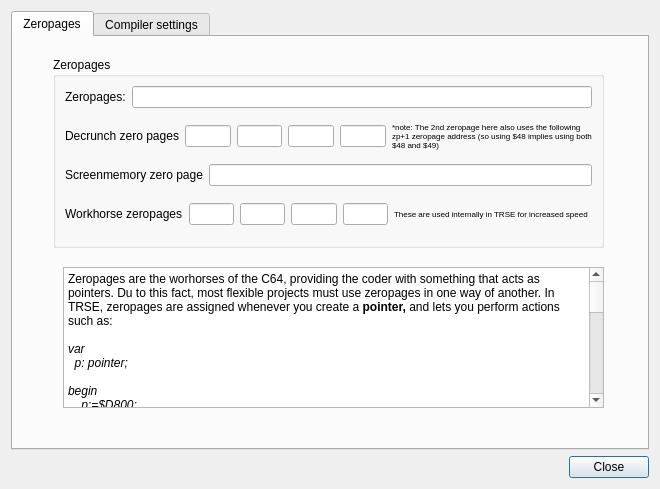
First picture: the form in source/dialogprojectsettings.ui, repository leuat/TRSE, before the edit.
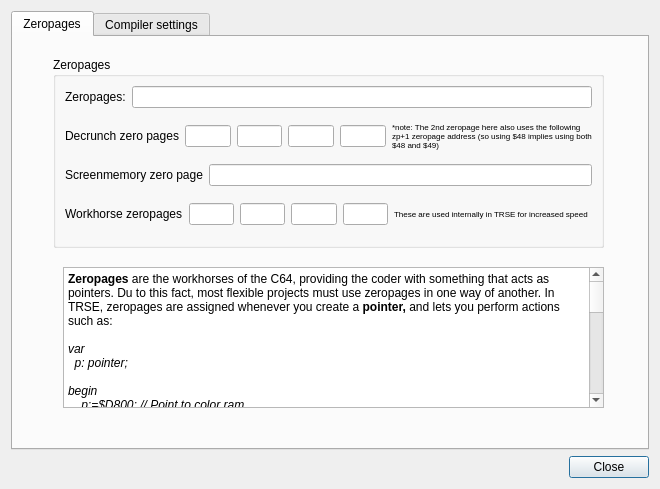
Second picture: the form after the edit.

Commit message: First version of demo maker

Patch:
```diff
--- a/source/dialogprojectsettings.ui
+++ b/source/dialogprojectsettings.ui
@@ -218,26 +218,26 @@
           <string>&lt;!DOCTYPE HTML PUBLIC &quot;-//W3C//DTD HTML 4.0//EN&quot; &quot;http://www.w3.org/TR/REC-html40/strict.dtd&quot;&gt;
 &lt;html&gt;&lt;head&gt;&lt;meta name=&quot;qrichtext&quot; content=&quot;1&quot; /&gt;&lt;style type=&quot;text/css&quot;&gt;
 p, li { white-space: pre-wrap; }
-&lt;/style&gt;&lt;/head&gt;&lt;body style=&quot; font-family:'Noto Sans'; font-size:9pt; font-weight:400; font-style:normal;&quot;&gt;
-&lt;p style=&quot; margin-top:0px; margin-bottom:0px; margin-left:0px; margin-right:0px; -qt-block-indent:0; text-indent:0px;&quot;&gt;Zeropages are the worhorses of the C64, providing the coder with something that acts as pointers. Du to this fact, most flexible projects must use zeropages in one way of another. In TRSE, zeropages are assigned whenever you create a &lt;span style=&quot; font-weight:600;&quot;&gt;pointer, &lt;/span&gt;and lets you perform actions such as:&lt;/p&gt;
-&lt;p style=&quot;-qt-paragraph-type:empty; margin-top:0px; margin-bottom:0px; margin-left:0px; margin-right:0px; -qt-block-indent:0; text-indent:0px;&quot;&gt;&lt;br /&gt;&lt;/p&gt;
-&lt;p style=&quot; margin-top:0px; margin-bottom:0px; margin-left:0px; margin-right:0px; -qt-block-indent:0; text-indent:0px;&quot;&gt;&lt;span style=&quot; font-style:italic;&quot;&gt;var &lt;/span&gt;&lt;/p&gt;
-&lt;p style=&quot; margin-top:0px; margin-bottom:0px; margin-left:0px; margin-right:0px; -qt-block-indent:0; text-indent:0px;&quot;&gt;&lt;span style=&quot; font-style:italic;&quot;&gt;  p: pointer;&lt;/span&gt;&lt;/p&gt;
-&lt;p style=&quot;-qt-paragraph-type:empty; margin-top:0px; margin-bottom:0px; margin-left:0px; margin-right:0px; -qt-block-indent:0; text-indent:0px; font-style:italic;&quot;&gt;&lt;br /&gt;&lt;/p&gt;
-&lt;p style=&quot; margin-top:0px; margin-bottom:0px; margin-left:0px; margin-right:0px; -qt-block-indent:0; text-indent:0px;&quot;&gt;&lt;span style=&quot; font-style:italic;&quot;&gt;begin&lt;/span&gt;&lt;/p&gt;
-&lt;p style=&quot; margin-top:0px; margin-bottom:0px; margin-left:0px; margin-right:0px; -qt-block-indent:0; text-indent:0px;&quot;&gt;&lt;span style=&quot; font-style:italic;&quot;&gt;    p:=$D800;&lt;/span&gt;&lt;/p&gt;
-&lt;p style=&quot; margin-top:0px; margin-bottom:0px; margin-left:0px; margin-right:0px; -qt-block-indent:0; text-indent:0px;&quot;&gt;&lt;span style=&quot; font-style:italic;&quot;&gt;    p[0] := BLUE;&lt;/span&gt;&lt;/p&gt;
-&lt;p style=&quot; margin-top:0px; margin-bottom:0px; margin-left:0px; margin-right:0px; -qt-block-indent:0; text-indent:0px;&quot;&gt;&lt;span style=&quot; font-style:italic;&quot;&gt;...&lt;/span&gt;&lt;/p&gt;
-&lt;p style=&quot;-qt-paragraph-type:empty; margin-top:0px; margin-bottom:0px; margin-left:0px; margin-right:0px; -qt-block-indent:0; text-indent:0px; font-style:italic;&quot;&gt;&lt;br /&gt;&lt;/p&gt;
-&lt;p style=&quot; margin-top:0px; margin-bottom:0px; margin-left:0px; margin-right:0px; -qt-block-indent:0; text-indent:0px;&quot;&gt;Zeropages are defined as the first $100 bytes of memory on the commodore 64. These bytes are special - access to them is twice as fast, and as mentioned previously, they can act as pointers. However, most zeropages on the c64 are already reserved for other operations (KERNAL, BASIC routines etc), and if you intend to use KERNAL or BASIC alongside with TRSE, be careful of the free zero pages you have available!)&lt;/p&gt;
-&lt;p style=&quot;-qt-paragraph-type:empty; margin-top:0px; margin-bottom:0px; margin-left:0px; margin-right:0px; -qt-block-indent:0; text-indent:0px;&quot;&gt;&lt;br /&gt;&lt;/p&gt;
-&lt;p style=&quot; margin-top:0px; margin-bottom:0px; margin-left:0px; margin-right:0px; -qt-block-indent:0; text-indent:0px;&quot;&gt;A complete list of zeropages can be found here: &lt;a href=&quot;http://sta.c64.org/cbm64mem.html&quot;&gt;&lt;span style=&quot; text-decoration: underline; color:#0000ff;&quot;&gt;C64 memory map&lt;/span&gt;&lt;/a&gt; &lt;/p&gt;
-&lt;p style=&quot;-qt-paragraph-type:empty; margin-top:0px; margin-bottom:0px; margin-left:0px; margin-right:0px; -qt-block-indent:0; text-indent:0px;&quot;&gt;&lt;br /&gt;&lt;/p&gt;
-&lt;p style=&quot; margin-top:0px; margin-bottom:0px; margin-left:0px; margin-right:0px; -qt-block-indent:0; text-indent:0px;&quot;&gt;When using TRSE, we naturally assume that you won't be using any BASIC routines. This is why the default list of zeropage addresses overwrite BASIC zeropages, but you can change this at your own whim.&lt;/p&gt;
-&lt;p style=&quot;-qt-paragraph-type:empty; margin-top:0px; margin-bottom:0px; margin-left:0px; margin-right:0px; -qt-block-indent:0; text-indent:0px;&quot;&gt;&lt;br /&gt;&lt;/p&gt;
-&lt;p style=&quot; margin-top:0px; margin-bottom:0px; margin-left:0px; margin-right:0px; -qt-block-indent:0; text-indent:0px;&quot;&gt;&lt;span style=&quot; font-weight:600;&quot;&gt;An important note: &lt;/span&gt;On larger projects with both rasters and main loop worhorse calculators together with SID music, there is always the possibility that the SID music might use some zeropages that are also being employed in the main loop work routine. In this case, the workhorse might be halted by an interrupt in the middle of a zeropage operation in order to play the SID music in the raster update, which in turn might change that zeropage and enable the main work routine to crash horribly. &lt;/p&gt;
-&lt;p style=&quot;-qt-paragraph-type:empty; margin-top:0px; margin-bottom:0px; margin-left:0px; margin-right:0px; -qt-block-indent:0; text-indent:0px;&quot;&gt;&lt;br /&gt;&lt;/p&gt;
-&lt;p style=&quot; margin-top:0px; margin-bottom:0px; margin-left:0px; margin-right:0px; -qt-block-indent:0; text-indent:0px;&quot;&gt;In order to prevent this from happening, please make sure to check whether your SID tunes operates on zeropages that are also used elsewhere in your program. The &lt;span style=&quot; font-weight:600;&quot;&gt;Memory Analyzer &lt;/span&gt;tool does exactly this, and will give you a fair warning on whether you might have a conflicting zeropage address problem.&lt;/p&gt;&lt;/body&gt;&lt;/html&gt;</string>
+&lt;/style&gt;&lt;/head&gt;&lt;body style=&quot; font-family:'MS Shell Dlg 2'; font-size:7.8pt; font-weight:400; font-style:normal;&quot;&gt;
+&lt;p style=&quot; margin-top:0px; margin-bottom:0px; margin-left:0px; margin-right:0px; -qt-block-indent:0; text-indent:0px;&quot;&gt;&lt;span style=&quot; font-family:'Noto Sans'; font-size:9pt; font-weight:600;&quot;&gt;Zeropages&lt;/span&gt;&lt;span style=&quot; font-family:'Noto Sans'; font-size:9pt;&quot;&gt; are the workhorses of the C64, providing the coder with something that acts as pointers. Du to this fact, most flexible projects must use zeropages in one way of another. In TRSE, zeropages are assigned whenever you create a &lt;/span&gt;&lt;span style=&quot; font-family:'Noto Sans'; font-size:9pt; font-weight:600;&quot;&gt;pointer, &lt;/span&gt;&lt;span style=&quot; font-family:'Noto Sans'; font-size:9pt;&quot;&gt;and lets you perform actions such as:&lt;/span&gt;&lt;/p&gt;
+&lt;p style=&quot;-qt-paragraph-type:empty; margin-top:0px; margin-bottom:0px; margin-left:0px; margin-right:0px; -qt-block-indent:0; text-indent:0px; font-family:'Noto Sans'; font-size:9pt;&quot;&gt;&lt;br /&gt;&lt;/p&gt;
+&lt;p style=&quot; margin-top:0px; margin-bottom:0px; margin-left:0px; margin-right:0px; -qt-block-indent:0; text-indent:0px;&quot;&gt;&lt;span style=&quot; font-family:'Noto Sans'; font-size:9pt; font-style:italic;&quot;&gt;var &lt;/span&gt;&lt;/p&gt;
+&lt;p style=&quot; margin-top:0px; margin-bottom:0px; margin-left:0px; margin-right:0px; -qt-block-indent:0; text-indent:0px;&quot;&gt;&lt;span style=&quot; font-family:'Noto Sans'; font-size:9pt; font-style:italic;&quot;&gt;  p: pointer;&lt;/span&gt;&lt;/p&gt;
+&lt;p style=&quot;-qt-paragraph-type:empty; margin-top:0px; margin-bottom:0px; margin-left:0px; margin-right:0px; -qt-block-indent:0; text-indent:0px; font-family:'Noto Sans'; font-size:9pt; font-style:italic;&quot;&gt;&lt;br /&gt;&lt;/p&gt;
+&lt;p style=&quot; margin-top:0px; margin-bottom:0px; margin-left:0px; margin-right:0px; -qt-block-indent:0; text-indent:0px;&quot;&gt;&lt;span style=&quot; font-family:'Noto Sans'; font-size:9pt; font-style:italic;&quot;&gt;begin&lt;/span&gt;&lt;/p&gt;
+&lt;p style=&quot; margin-top:0px; margin-bottom:0px; margin-left:0px; margin-right:0px; -qt-block-indent:0; text-indent:0px;&quot;&gt;&lt;span style=&quot; font-family:'Noto Sans'; font-size:9pt; font-style:italic;&quot;&gt;    p:=$D800; // Point to color ram&lt;/span&gt;&lt;/p&gt;
+&lt;p style=&quot; margin-top:0px; margin-bottom:0px; margin-left:0px; margin-right:0px; -qt-block-indent:0; text-indent:0px;&quot;&gt;&lt;span style=&quot; font-family:'Noto Sans'; font-size:9pt; font-style:italic;&quot;&gt;    p[0] := BLUE;&lt;/span&gt;&lt;/p&gt;
+&lt;p style=&quot; margin-top:0px; margin-bottom:0px; margin-left:0px; margin-right:0px; -qt-block-indent:0; text-indent:0px;&quot;&gt;&lt;span style=&quot; font-family:'Noto Sans'; font-size:9pt; font-style:italic;&quot;&gt;...&lt;/span&gt;&lt;/p&gt;
+&lt;p style=&quot;-qt-paragraph-type:empty; margin-top:0px; margin-bottom:0px; margin-left:0px; margin-right:0px; -qt-block-indent:0; text-indent:0px; font-family:'Noto Sans'; font-size:9pt; font-style:italic;&quot;&gt;&lt;br /&gt;&lt;/p&gt;
+&lt;p style=&quot; margin-top:0px; margin-bottom:0px; margin-left:0px; margin-right:0px; -qt-block-indent:0; text-indent:0px;&quot;&gt;&lt;span style=&quot; font-family:'Noto Sans'; font-size:9pt;&quot;&gt;Zeropages are defined as the first $100 bytes of memory on the commodore 64. These bytes are special - access to them is twice as fast, and as mentioned previously, they can act as pointers. However, most zeropages on the c64 are already reserved for other operations (KERNAL, BASIC routines etc), and if you intend to use KERNAL or BASIC alongside with TRSE, be careful of the free zero pages you have available!)&lt;/span&gt;&lt;/p&gt;
+&lt;p style=&quot;-qt-paragraph-type:empty; margin-top:0px; margin-bottom:0px; margin-left:0px; margin-right:0px; -qt-block-indent:0; text-indent:0px; font-family:'Noto Sans'; font-size:9pt;&quot;&gt;&lt;br /&gt;&lt;/p&gt;
+&lt;p style=&quot; margin-top:0px; margin-bottom:0px; margin-left:0px; margin-right:0px; -qt-block-indent:0; text-indent:0px;&quot;&gt;&lt;span style=&quot; font-family:'Noto Sans'; font-size:9pt;&quot;&gt;A complete list of zeropages can be found here: &lt;/span&gt;&lt;a href=&quot;http://sta.c64.org/cbm64mem.html&quot;&gt;&lt;span style=&quot; font-family:'Noto Sans'; font-size:9pt; text-decoration: underline; color:#0000ff;&quot;&gt;C64 memory map&lt;/span&gt;&lt;/a&gt;&lt;span style=&quot; font-family:'Noto Sans'; font-size:9pt;&quot;&gt; &lt;/span&gt;&lt;/p&gt;
+&lt;p style=&quot;-qt-paragraph-type:empty; margin-top:0px; margin-bottom:0px; margin-left:0px; margin-right:0px; -qt-block-indent:0; text-indent:0px; font-family:'Noto Sans'; font-size:9pt;&quot;&gt;&lt;br /&gt;&lt;/p&gt;
+&lt;p style=&quot; margin-top:0px; margin-bottom:0px; margin-left:0px; margin-right:0px; -qt-block-indent:0; text-indent:0px;&quot;&gt;&lt;span style=&quot; font-family:'Noto Sans'; font-size:9pt;&quot;&gt;When using TRSE, we naturally assume that you won't be using any BASIC routines. This is why the default list of zeropage addresses overwrite BASIC zeropages, but you can change this at your own whim.&lt;/span&gt;&lt;/p&gt;
+&lt;p style=&quot;-qt-paragraph-type:empty; margin-top:0px; margin-bottom:0px; margin-left:0px; margin-right:0px; -qt-block-indent:0; text-indent:0px; font-family:'Noto Sans'; font-size:9pt;&quot;&gt;&lt;br /&gt;&lt;/p&gt;
+&lt;p style=&quot; margin-top:0px; margin-bottom:0px; margin-left:0px; margin-right:0px; -qt-block-indent:0; text-indent:0px;&quot;&gt;&lt;span style=&quot; font-family:'Noto Sans'; font-size:9pt; font-weight:600;&quot;&gt;An important note: &lt;/span&gt;&lt;span style=&quot; font-family:'Noto Sans'; font-size:9pt;&quot;&gt;On larger projects with both rasters and main loop worhorse calculators together with SID music, there is always the possibility that the SID music might use some zeropages that are also being employed in the main loop work routine. In this case, the workhorse might be halted by an interrupt in the middle of a zeropage operation in order to play the SID music in the raster update, which in turn might change that zeropage and enable the main work routine to crash horribly. &lt;/span&gt;&lt;/p&gt;
+&lt;p style=&quot;-qt-paragraph-type:empty; margin-top:0px; margin-bottom:0px; margin-left:0px; margin-right:0px; -qt-block-indent:0; text-indent:0px; font-family:'Noto Sans'; font-size:9pt;&quot;&gt;&lt;br /&gt;&lt;/p&gt;
+&lt;p style=&quot; margin-top:0px; margin-bottom:0px; margin-left:0px; margin-right:0px; -qt-block-indent:0; text-indent:0px;&quot;&gt;&lt;span style=&quot; font-family:'Noto Sans'; font-size:9pt;&quot;&gt;In order to prevent this from happening, please make sure to check whether your SID tunes operates on zeropages that are also used elsewhere in your program. The &lt;/span&gt;&lt;span style=&quot; font-family:'Noto Sans'; font-size:9pt; font-weight:600;&quot;&gt;Memory Analyzer &lt;/span&gt;&lt;span style=&quot; font-family:'Noto Sans'; font-size:9pt;&quot;&gt;tool does exactly this, and will give you a fair warning on whether you might have a conflicting zeropage address problem.&lt;/span&gt;&lt;/p&gt;&lt;/body&gt;&lt;/html&gt;</string>
          </property>
         </widget>
        </widget>
```
The commit also changes 9 other files.
